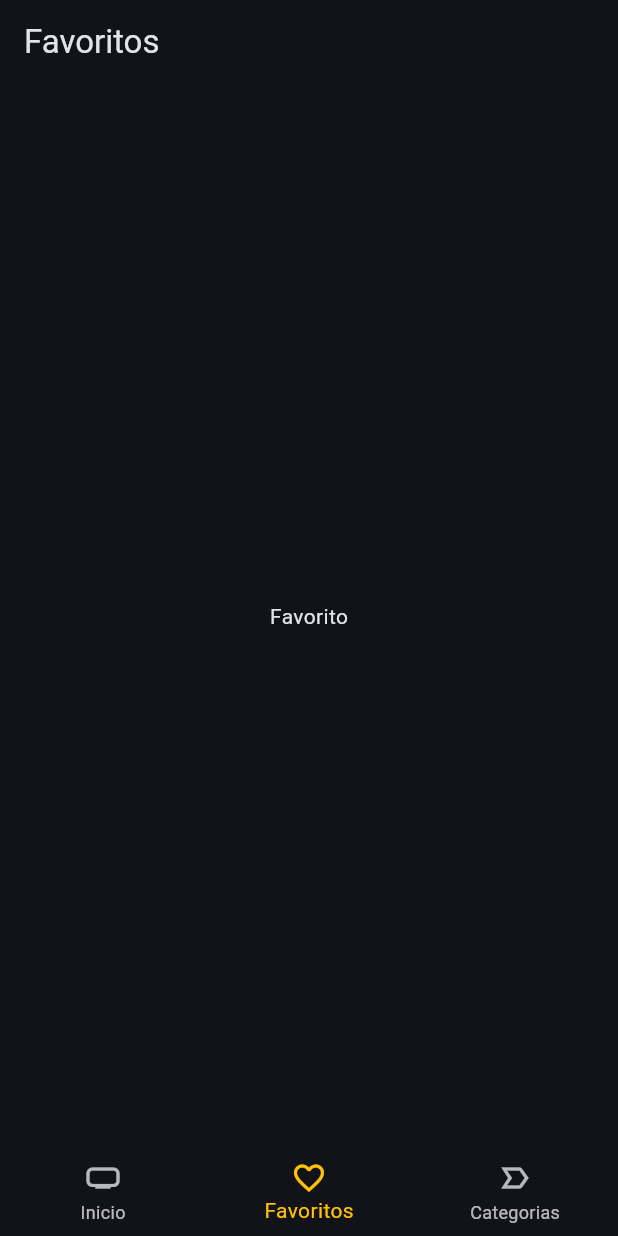
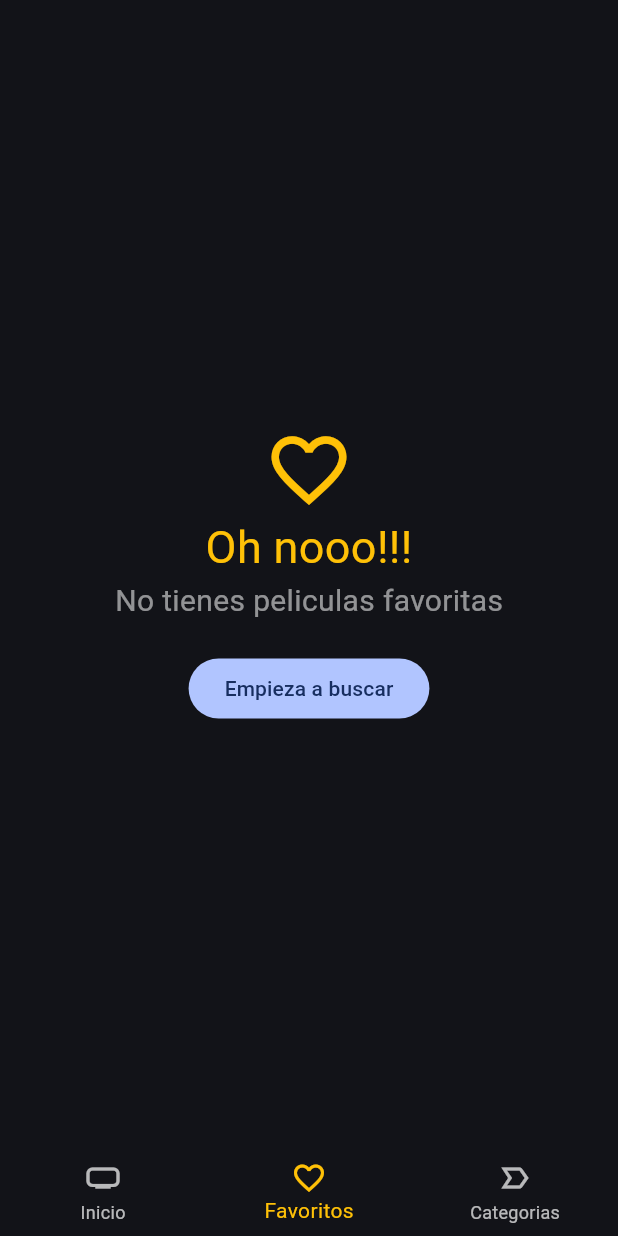
Before and after one commit to Andywarrior07/cinemapedia-flutter, a Flutter app: the screen it shows after launch, item 2 of the bottom bar chosen, on a phone screen of 412 x 824 dp. Run offline on Flutter 3.47's test engine with Material 2 defaults, Android fonts, the phone set to English and light mode, and no system bars; our stand-ins replace animate_do, card_swiper, dio, flutter_dotenv, flutter_riverpod, go_router and 1 more; accounts and stored records are empty; generated files the repository leaves out were written again; network calls fail.

```diff
--- a/lib/domain/entities/movie.dart
+++ b/lib/domain/entities/movie.dart
@@ -1,4 +1,10 @@
+import 'package:isar/isar.dart';
+
+part 'movie.g.dart';
+
+@collection
 class Movie {
+  Id? isarId;
   final bool adult;
   final String backdropPath;
   final List<String> genreIds;
--- a/lib/presentations/providers/providers.dart
+++ b/lib/presentations/providers/providers.dart
@@ -6,3 +6,5 @@ export 'movies/movie_details_provider.dart';
 export 'actors/actors_by_movie_provider.dart';
 export 'actors/actors_repository_provider.dart';
 export 'searchs/search_movies_provider.dart';
+export 'storage/local_storage_provider.dart';
+export 'storage/favorite_movies_provider.dart';
--- a/lib/presentations/views/movies/favorites_view.dart
+++ b/lib/presentations/views/movies/favorites_view.dart
@@ -1,16 +1,78 @@
+import 'package:cinemapedia/presentations/providers/providers.dart';
+import 'package:cinemapedia/presentations/widgets/widgets.dart';
 import 'package:flutter/material.dart';
+import 'package:flutter_riverpod/flutter_riverpod.dart';
+import 'package:go_router/go_router.dart';
 
-class FavoritesView extends StatelessWidget {
+class FavoritesView extends ConsumerStatefulWidget {
   const FavoritesView({super.key});
 
   @override
+  FavoritesViewState createState() => FavoritesViewState();
+}
+
+class FavoritesViewState extends ConsumerState<FavoritesView> {
+  bool isLastPage = false;
+  bool isLoading = false;
+
+  @override
+  void initState() {
+    super.initState();
+
+    loadNextPage();
+  }
+
+  void loadNextPage() async {
+    if (isLoading || isLastPage) return;
+
+    isLoading = true;
+
+    final movies =
+        await ref.read(favoriteMoviesProvider.notifier).loadNextPage();
+
+    isLoading = false;
+
+    if (movies.isEmpty) {
+      isLastPage = true;
+    }
+  }
+
+  @override
   Widget build(BuildContext context) {
+    final favoriteMovies = ref.watch(favoriteMoviesProvider).values.toList();
+
+    if (favoriteMovies.isEmpty) {
+      return Center(
+        child: Column(
+          mainAxisAlignment: MainAxisAlignment.center,
+          crossAxisAlignment: CrossAxisAlignment.center,
+          children: [
+            const Icon(Icons.favorite_outline_sharp,
+                size: 60, color: Colors.amber),
+            const Text(
+              'Oh nooo!!!',
+              style: TextStyle(fontSize: 30, color: Colors.amber),
+            ),
+            const Text(
+              'No tienes peliculas favoritas',
+              style: TextStyle(fontSize: 20, color: Colors.white54),
+            ),
+            const SizedBox(
+              height: 20,
+            ),
+            FilledButton(
+              onPressed: () => context.go('/home/0'),
+              child: const Text('Empieza a buscar'),
+            ),
+          ],
+        ),
+      );
+    }
+
     return Scaffold(
-      appBar: AppBar(
-        title: const Text('Favoritos'),
-      ),
-      body: Center(
-        child: Text('Favorito'),
+      body: MovieMasonry(
+        movies: favoriteMovies,
+        loadNextPage: loadNextPage,
       ),
     );
   }
--- a/lib/presentations/widgets/shared/custom_app_bar.dart
+++ b/lib/presentations/widgets/shared/custom_app_bar.dart
@@ -46,7 +46,7 @@ class CustomAppBar extends ConsumerWidget {
                   ).then((movie) {
                     if (movie == null) return;
 
-                    context.push('/movie/${movie.id}');
+                    context.push('/home/0/movie/${movie.id}');
                   });
                 },
                 icon: const Icon(Icons.search),
--- a/lib/presentations/widgets/widgets.dart
+++ b/lib/presentations/widgets/widgets.dart
@@ -1,3 +1,5 @@
+export 'package:cinemapedia/presentations/widgets/movies/movie_masonry.dart';
+export 'package:cinemapedia/presentations/widgets/movies/movie_poster_link.dart';
 export 'package:cinemapedia/presentations/widgets/shared/full_screen_loader.dart';
 export 'package:cinemapedia/presentations/widgets/movies/movie_horizontal_listview.dart';
 export 'package:cinemapedia/presentations/widgets/shared/custom_bottom_navigationbar.dart';
--- a/pubspec.yaml
+++ b/pubspec.yaml
@@ -14,13 +14,19 @@ dependencies:
     sdk: flutter
   flutter_dotenv: ^5.1.0
   flutter_riverpod: ^2.3.6
+  flutter_staggered_grid_view: ^0.6.2
   go_router: ^8.0.1
   intl: ^0.18.1
+  isar: ^3.1.0+1
+  isar_flutter_libs: ^3.1.0+1
+  path_provider: ^2.0.15
 
 dev_dependencies:
+  build_runner: ^2.4.5
   flutter_lints: ^2.0.0
   flutter_test:
     sdk: flutter
+  isar_generator: ^3.1.0+1
 
 flutter:
   uses-material-design: true
```
Also changed, not shown: lib/domain/datasources/local_storage_datasource.dart (added, +7 -0 lines), lib/domain/repositories/local_storage_repository.dart (added, +7 -0 lines), lib/infrastructure/datasources/isar_datasource.dart (added, +57 -0 lines), lib/infrastructure/repositories/local_storage_impl.dart (added, +24 -0 lines), lib/presentations/providers/storage/favorite_movies_provider.dart (added, +47 -0 lines), lib/presentations/providers/storage/local_storage_provider.dart (added, +13 -0 lines), lib/presentations/screens/movies/movie.dart (+62 -21 lines), lib/presentations/widgets/movies/movie_masonry.dart (added, +68 -0 lines), lib/presentations/widgets/movies/movie_poster_link.dart (added, +23 -0 lines), lib/domain/entities/movie.g.dart (added), pubspec.lock, 15 other files.
